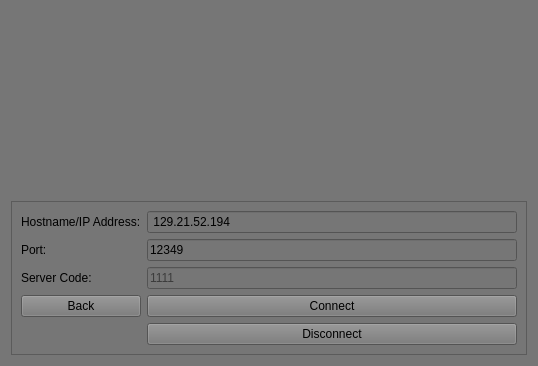
Old version of the form App/ImageRIT/config.ui in the repository natedileas/ImageRIT.
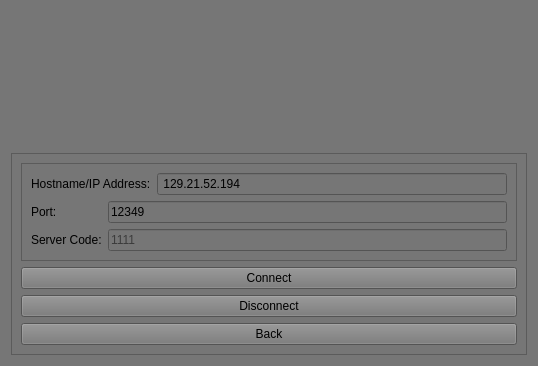
New version of the form. Icons and pictures are not drawn.

```diff
--- a/App/ImageRIT/config.ui
+++ b/App/ImageRIT/config.ui
@@ -16,7 +16,7 @@
   <property name="styleSheet">
    <string notr="true">background-color: rgb(118, 118, 118);</string>
   </property>
-  <layout class="QVBoxLayout" name="verticalLayout">
+  <layout class="QVBoxLayout" name="verticalLayout_2">
    <item>
     <widget class="QLabel" name="icon">
      <property name="styleSheet">
@@ -41,7 +41,36 @@
      <property name="frameShadow">
       <enum>QFrame::Raised</enum>
      </property>
+     <layout class="QVBoxLayout" name="verticalLayout">
+      <item>
+       <widget class="QFrame" name="frame_2">
+        <property name="frameShape">
+         <enum>QFrame::StyledPanel</enum>
+        </property>
+        <property name="frameShadow">
+         <enum>QFrame::Raised</enum>
+        </property>
      <layout class="QGridLayout" name="gridLayout">
+         <item row="0" column="0" colspan="2">
+          <widget class="QLabel" name="label">
+           <property name="text">
+            <string>Hostname/IP Address:</string>
+           </property>
+          </widget>
+         </item>
+         <item row="0" column="2">
+          <widget class="QLineEdit" name="hostname">
+           <property name="text">
+            <string> 129.21.52.194</string>
+           </property>
+           <property name="placeholderText">
+            <string> 129.21.52.194</string>
+           </property>
+           <property name="clearButtonEnabled">
+            <bool>false</bool>
+           </property>
+          </widget>
+         </item>
       <item row="1" column="0">
        <widget class="QLabel" name="label_2">
         <property name="text">
@@ -49,14 +78,24 @@
         </property>
        </widget>
       </item>
-      <item row="0" column="0">
-       <widget class="QLabel" name="label">
+         <item row="1" column="1" colspan="2">
+          <widget class="QLineEdit" name="port">
         <property name="text">
-         <string>Hostname/IP Address:</string>
-        </property>
-       </widget>
-      </item>
-      <item row="2" column="1">
+            <string>12349</string>
+           </property>
+           <property name="placeholderText">
+            <string>12349</string>
+           </property>
+          </widget>
+         </item>
+         <item row="2" column="0">
+          <widget class="QLabel" name="label_3">
+           <property name="text">
+            <string>Server Code:</string>
+           </property>
+          </widget>
+         </item>
+         <item row="2" column="1" colspan="2">
        <widget class="QLineEdit" name="servercode">
         <property name="text">
          <string/>
@@ -72,57 +111,30 @@
         </property>
        </widget>
       </item>
-      <item row="1" column="1">
-       <widget class="QLineEdit" name="port">
-        <property name="text">
-         <string>12349</string>
-        </property>
-        <property name="placeholderText">
-         <string>12349</string>
-        </property>
+        </layout>
        </widget>
       </item>
-      <item row="2" column="0">
-       <widget class="QLabel" name="label_3">
-        <property name="text">
-         <string>Server Code:</string>
-        </property>
-       </widget>
-      </item>
-      <item row="3" column="1">
+      <item>
        <widget class="QPushButton" name="reconnect">
         <property name="text">
          <string>Connect</string>
         </property>
        </widget>
       </item>
-      <item row="0" column="1">
-       <widget class="QLineEdit" name="hostname">
-        <property name="text">
-         <string> 129.21.52.194</string>
-        </property>
-        <property name="placeholderText">
-         <string> 129.21.52.194</string>
-        </property>
-        <property name="clearButtonEnabled">
-         <bool>false</bool>
-        </property>
-       </widget>
-      </item>
-      <item row="3" column="0">
-       <widget class="QPushButton" name="back">
-        <property name="text">
-         <string>Back</string>
-        </property>
-       </widget>
-      </item>
-      <item row="4" column="1">
+      <item>
        <widget class="QPushButton" name="disconnect">
         <property name="text">
          <string>Disconnect</string>
         </property>
        </widget>
       </item>
+      <item>
+       <widget class="QPushButton" name="back">
+        <property name="text">
+         <string>Back</string>
+        </property>
+       </widget>
+      </item>
      </layout>
     </widget>
    </item>
```
Lines whose indentation alone changed are shown as unchanged.
